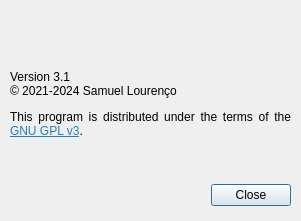
Before: the Qt Designer form src/aboutdialog.ui in bloguetronica/cp2130-conf, drawn with Qt 5.
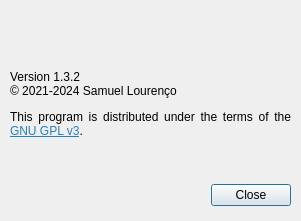
After: the same form once the commit is applied. Icons and pictures are not drawn.

Patch:
```diff
--- a/src/aboutdialog.ui
+++ b/src/aboutdialog.ui
@@ -65,7 +65,7 @@
     </rect>
    </property>
    <property name="text">
-    <string>&lt;html&gt;&lt;head/&gt;&lt;body&gt;&lt;p&gt;Version 3.1&lt;br/&gt;© 2021-2024 Samuel Lourenço&lt;/p&gt;&lt;p&gt;This program is distributed under the terms of the &lt;a href=&quot;https://www.gnu.org/licenses/gpl-3.0-standalone.html&quot;&gt;&lt;span style=&quot; text-decoration: underline; color:#2980b9;&quot;&gt;GNU GPL v3&lt;/span&gt;&lt;/a&gt;.&lt;/p&gt;&lt;/body&gt;&lt;/html&gt;</string>
+    <string>&lt;html&gt;&lt;head/&gt;&lt;body&gt;&lt;p&gt;Version 1.3.2&lt;br/&gt;© 2021-2024 Samuel Lourenço&lt;/p&gt;&lt;p&gt;This program is distributed under the terms of the &lt;a href=&quot;https://www.gnu.org/licenses/gpl-3.0-standalone.html&quot;&gt;&lt;span style=&quot; text-decoration: underline; color:#2980b9;&quot;&gt;GNU GPL v3&lt;/span&gt;&lt;/a&gt;.&lt;/p&gt;&lt;/body&gt;&lt;/html&gt;</string>
    </property>
    <property name="alignment">
     <set>Qt::AlignJustify|Qt::AlignTop</set>
```
